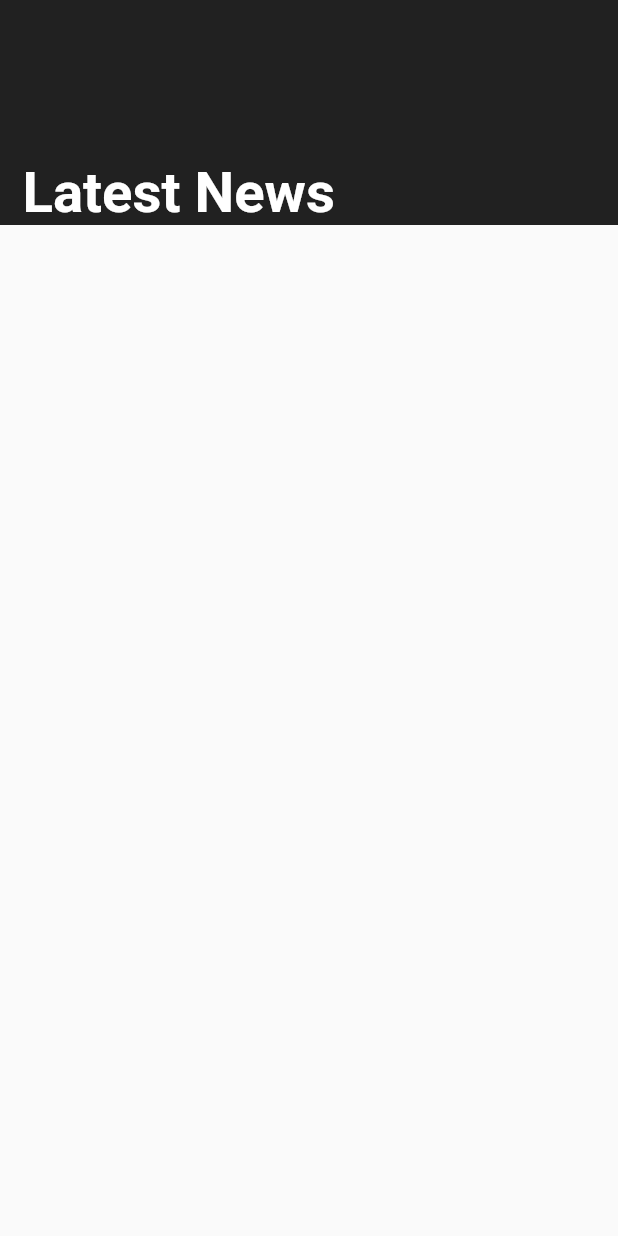
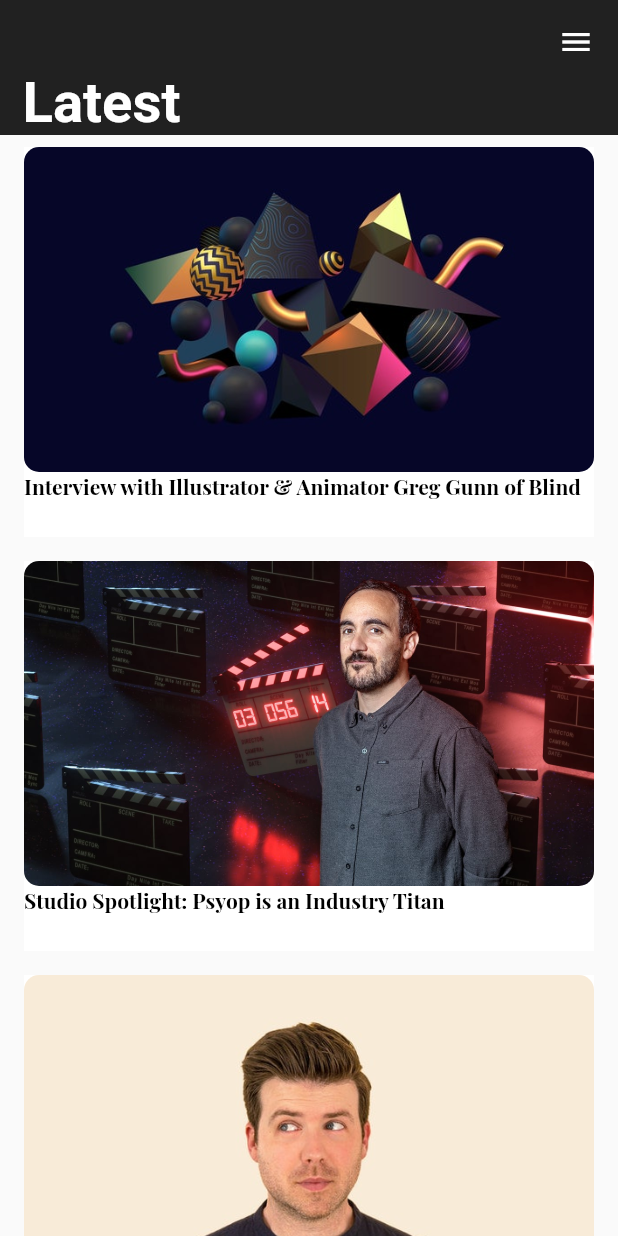
Before and after one commit to ahmedwahab99/aymontage, a Flutter app: the Feed_Screen screen opened by its route, on a phone screen of 412 x 824 dp. Run offline on Flutter 3.47's test engine with Material 2 defaults, Android fonts, the light colour scheme and no system bars; our stand-ins replace google_fonts, google_nav_bar, line_icons; missing offline and left inert: sign_button.

Commit message:
feed screen list is ready

```diff
--- a/aymontage_app/lib/View/Screens/Feed_Screen.dart
+++ b/aymontage_app/lib/View/Screens/Feed_Screen.dart
@@ -1,3 +1,6 @@
+import 'package:aymontage_app/View/Widgets/ExpandableAppBar.dart';
+import 'package:aymontage_app/View/Widgets/News_List.dart';
+import 'package:aymontage_app/View/Widgets/Post_Box.dart';
 import 'package:flutter/material.dart';
 
 class Feed_Screen extends StatefulWidget{
@@ -5,11 +8,12 @@ class Feed_Screen extends StatefulWidget{
   @override
   _Feed_ScreenState createState() => _Feed_ScreenState();
 }
-const double kExpandedHeight=150;
+
+
 
 class _Feed_ScreenState extends State<Feed_Screen> {
+
   ScrollController _scrollController;
-
 
   @override
   void initState() {
@@ -18,10 +22,7 @@ class _Feed_ScreenState extends State<Feed_Screen> {
     _scrollController = ScrollController()
       ..addListener(() => setState(() {}));
   }
-  bool get _showTitle {
-    return _scrollController.hasClients
-        && _scrollController.offset > kExpandedHeight - kToolbarHeight;
-  }
+
 
   @override
   Widget build(BuildContext context) {
@@ -30,34 +31,18 @@ class _Feed_ScreenState extends State<Feed_Screen> {
         controller: _scrollController,
         slivers: <Widget> [
 
-          SliverAppBar(
-            //leading: Container(),
-            automaticallyImplyLeading: false,
-            backgroundColor: Colors.grey[900],
-            expandedHeight: kExpandedHeight,
-            floating: false,
-            pinned: true,
-            snap: false,
-            title: _showTitle? Center(child: Text('Latest News', style: TextStyle(fontSize: 20, fontWeight: FontWeight.bold),)) : null,
+          ExpandableAppBar(title: 'Latest', scrollController: _scrollController,),
+          SliverList(
+            delegate: SliverChildListDelegate(NewsList().getNews())
 
-            flexibleSpace:  _showTitle ? null : FlexibleSpaceBar(
-              title: Text('Latest News', style: TextStyle(fontSize: 25, fontWeight: FontWeight.bold),),
-              titlePadding: EdgeInsets.only(left: 15),
-            ),
-          ),
-          SliverFillRemaining(
-            child: Column(
-              children: [
-                Container(
 
-                )
-              ],
-            ),
           ),
 
         ],
       ),
-    ) ;
+
+
+    );
   }
 }
 
--- a/aymontage_app/lib/View/Screens/LogIn_Screen.dart
+++ b/aymontage_app/lib/View/Screens/LogIn_Screen.dart
@@ -3,6 +3,8 @@ import 'package:flutter/cupertino.dart';
 import 'package:flutter/material.dart';
 import 'package:sign_button/sign_button.dart';
 import 'package:google_fonts/google_fonts.dart';
+
+import 'Parent Page.dart';
 
 class Login_Screen extends StatefulWidget {
   static const String id="login_screen";
@@ -50,7 +52,7 @@ class _Login_ScreenState extends State<Login_Screen> {
 
                         //TODO:navigate to google autherization
 
-                        Navigator.pushNamed(context, Feed_Screen.id);
+                        Navigator.pushNamed(context, TopScreen.id);
                       },
                     elevation: 20,
                     buttonSize: ButtonSize.large,
--- a/aymontage_app/lib/View/Screens/Register_Screen.dart
+++ b/aymontage_app/lib/View/Screens/Register_Screen.dart
@@ -1,3 +1,5 @@
+import 'package:aymontage_app/View/Screens/Parent%20Page.dart';
+import 'package:aymontage_app/View/Screens/Videos_Screen.dart';
 import 'package:flutter/cupertino.dart';
 import 'package:flutter/material.dart';
 import 'package:sign_button/sign_button.dart';
--- a/aymontage_app/lib/View/Widgets/Menu_Button.dart
+++ b/aymontage_app/lib/View/Widgets/Menu_Button.dart
@@ -0,0 +1,16 @@
+import 'package:flutter/material.dart';
+
+class MenuButton extends StatelessWidget {
+  @override
+  Widget build(BuildContext context) {
+    return   FlatButton(
+      child: Padding(
+        padding: const EdgeInsets.only(left: 35),
+        child: Icon(
+          Icons.menu,
+          color: Colors.white,
+        ),
+      ),
+    );
+  }
+}
--- a/aymontage_app/lib/View/Widgets/News_List.dart
+++ b/aymontage_app/lib/View/Widgets/News_List.dart
@@ -0,0 +1,32 @@
+import 'package:flutter/material.dart';
+import 'Post_Box.dart';
+
+class NewsList  {
+
+  NewsList()
+  {
+    addNews();
+  }
+
+  List <PostBox> _news=[];
+
+  List <PostBox> getNews()
+  {
+    return _news;
+  }
+
+  void addNews()
+  {
+    _news.add(PostBox(title:'Interview with Illustrator & Animator Greg Gunn of Blind' ,imagePath:'images/post1_example.jpg' ,));
+    _news.add(PostBox(title:'Studio Spotlight: Psyop is an Industry Titan' ,imagePath:'images/post2_example.jpg' ,));
+    _news.add( PostBox(title: 'Industry Spotlight: Gentleman Scholar',imagePath: 'images/post3_example.jpg',));
+    _news.add(PostBox(title: 'Jorge Canedo Estrada on the Motion Graphics Industry & What’s Shaped his Career',imagePath: 'images/post4_example.jpg',));
+    _news.add(PostBox(title:'Oddfellows Studio Spotlight: Illustrated Looks & Compelling Stories' ,imagePath:'images/post5_example.jpg' ,));
+
+  }
+
+
+
+
+
+}
--- a/aymontage_app/lib/View/Widgets/Post_Box.dart
+++ b/aymontage_app/lib/View/Widgets/Post_Box.dart
@@ -0,0 +1,58 @@
+import 'package:flutter/material.dart';
+import 'package:google_fonts/google_fonts.dart';
+
+
+class PostBox extends StatelessWidget {
+  PostBox({
+    @required this.title,
+    @required this.imagePath
+  });
+
+  String imagePath;
+  String title;
+
+  @override
+  Widget build(BuildContext context) {
+    return Padding(
+      padding: const EdgeInsets.symmetric(vertical: 8),
+      child: FlatButton(
+
+        //TODO: navigate to FULLSCREEN with parameters of post
+
+        child: Expanded(
+          child: Container(
+            width: 600,
+            height: 260,
+            color: Colors.white,
+            child: Column(
+              crossAxisAlignment: CrossAxisAlignment.start,
+              children: [
+                Flexible(
+                  flex: 10,
+                  child: Container(
+                    decoration: new BoxDecoration(
+                      color: Colors.white,
+                      borderRadius: BorderRadius.circular(10),
+                      image: new DecorationImage(
+
+                        image: new AssetImage(imagePath,),
+                        fit: BoxFit.cover,
+                      ),
+                    ),
+                  ),
+                ),
+                Flexible(
+                  flex: 2,
+                  child: Container(
+                    color: Colors.white10,
+                    child: Text(title, style: GoogleFonts.playfairDisplay(fontWeight: FontWeight.bold, color: Colors.black ),),
+                  ),
+                )
+              ],
+            ),
+          ),
+        ),
+      ),
+    );
+  }
+}
--- a/aymontage_app/lib/main.dart
+++ b/aymontage_app/lib/main.dart
@@ -3,11 +3,13 @@ import 'View/Screens/LoggedOut_Screen.dart';
 import 'View/Screens/Activity_Screen.dart';
 import 'View/Screens/Feed_Screen.dart';
 import 'View/Screens/LogIn_Screen.dart';
+import 'View/Screens/Parent Page.dart';
 import 'View/Screens/Post_in_Fullscreen.dart';
 import 'View/Screens/Register_Screen.dart';
 import 'View/Screens/Saved_posts_Screen.dart';
 import 'View/Screens/Settings_Screen.dart';
 import 'View/Screens/Videos_Screen.dart';
+
 
 void main() => runApp(Aymoontage());
 
@@ -28,6 +30,7 @@ class Aymoontage extends StatelessWidget {
         Saved_posts_Screen.id: (context)=>Saved_posts_Screen(),
         Settings_Screen.id: (context)=>Settings_Screen(),
         Videos_Screen.id: (context)=>Videos_Screen(),
+        TopScreen.id: (context)=>TopScreen(),
       },
       initialRoute: LoggedOutScreen.id,
 
```
Also changed, not shown: aymontage_app/lib/View/Screens/Parent Page.dart (added, +77 -0 lines), aymontage_app/lib/View/Screens/Videos_Screen.dart (+35 -1 lines), aymontage_app/lib/View/Widgets/ExpandableAppBar.dart (added, +46 -0 lines), aymontage_app/pubspec.yaml (+7 -0 lines), aymontage_app/lib/View/Widgets/NavigationBar.dart (deleted), aymontage_app/pubspec.lock.
